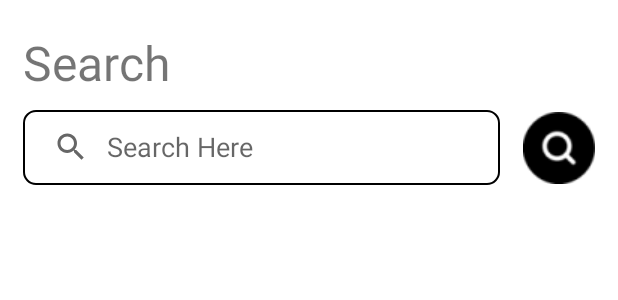
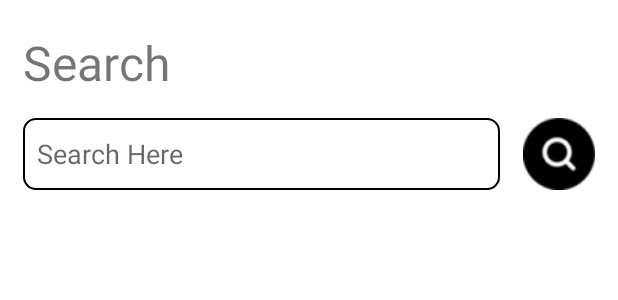
Before and after one commit to Xuan12216/OrdingSystem, an Android app: the layout fragment_search.xml on its own in the app's theme, with its tools: preview values and no code run, on a phone screen of 412 x 824 dp. Shown: the top 300 px of the screen. Run offline under Robolectric (Android 15) with nearby library versions, the light colour scheme and no system bars.

Commit message:
Search 做了listview ,點擊listview的meal可以跳轉頁面了！！！,然後search 也可以search了，睡覺

```diff
--- a/app/src/main/res/layout/fragment_search.xml
+++ b/app/src/main/res/layout/fragment_search.xml
@@ -20,32 +20,18 @@
         app:layout_constraintStart_toStartOf="parent"
         app:layout_constraintTop_toTopOf="parent" />
 
-    <SearchView
-        android:id="@+id/search_sv"
-        android:layout_width="0dp"
-        android:layout_height="50dp"
-        android:layout_marginStart="15dp"
-        android:layout_marginTop="10dp"
-        android:layout_marginEnd="15dp"
-        android:background="@drawable/search_view_bg"
-        android:iconifiedByDefault="false"
-        android:queryHint="Search Here"
-        app:layout_constraintEnd_toStartOf="@+id/imageButton"
-        app:layout_constraintStart_toStartOf="parent"
-        app:layout_constraintTop_toBottomOf="@+id/textView17" />
-
     <ListView
         android:id="@+id/search_lv"
         android:layout_width="0dp"
         android:layout_height="0dp"
         android:layout_marginStart="15dp"
-        android:layout_marginTop="10dp"
+        android:layout_marginTop="15dp"
         android:layout_marginEnd="15dp"
         android:layout_marginBottom="10dp"
         app:layout_constraintBottom_toBottomOf="parent"
         app:layout_constraintEnd_toEndOf="parent"
         app:layout_constraintStart_toStartOf="parent"
-        app:layout_constraintTop_toBottomOf="@+id/search_sv" />
+        app:layout_constraintTop_toBottomOf="@+id/search_et" />
 
     <ImageButton
         android:id="@+id/imageButton"
@@ -54,9 +40,24 @@
         android:layout_marginEnd="15dp"
         android:background="@color/white"
         android:src="@drawable/search_btn"
-        app:layout_constraintBottom_toBottomOf="@+id/search_sv"
+        app:layout_constraintBottom_toBottomOf="@+id/search_et"
         app:layout_constraintEnd_toEndOf="parent"
-        app:layout_constraintTop_toTopOf="@+id/search_sv"
+        app:layout_constraintTop_toTopOf="@+id/search_et"
         tools:ignore="SpeakableTextPresentCheck" />
 
+    <EditText
+        android:id="@+id/search_et"
+        android:layout_width="0dp"
+        android:layout_height="48dp"
+        android:layout_marginStart="15dp"
+        android:layout_marginTop="15dp"
+        android:layout_marginEnd="15dp"
+        android:background="@drawable/search_view_bg"
+        android:ems="10"
+        android:hint="  Search Here"
+        android:inputType="textPersonName"
+        app:layout_constraintEnd_toStartOf="@+id/imageButton"
+        app:layout_constraintStart_toStartOf="parent"
+        app:layout_constraintTop_toBottomOf="@+id/textView17" />
+
 </androidx.constraintlayout.widget.ConstraintLayout>
```
Also changed, not shown: app/src/main/java/com/example/foodordering/BottomNavigationView/SearchFragment.java (+69 -4 lines).
